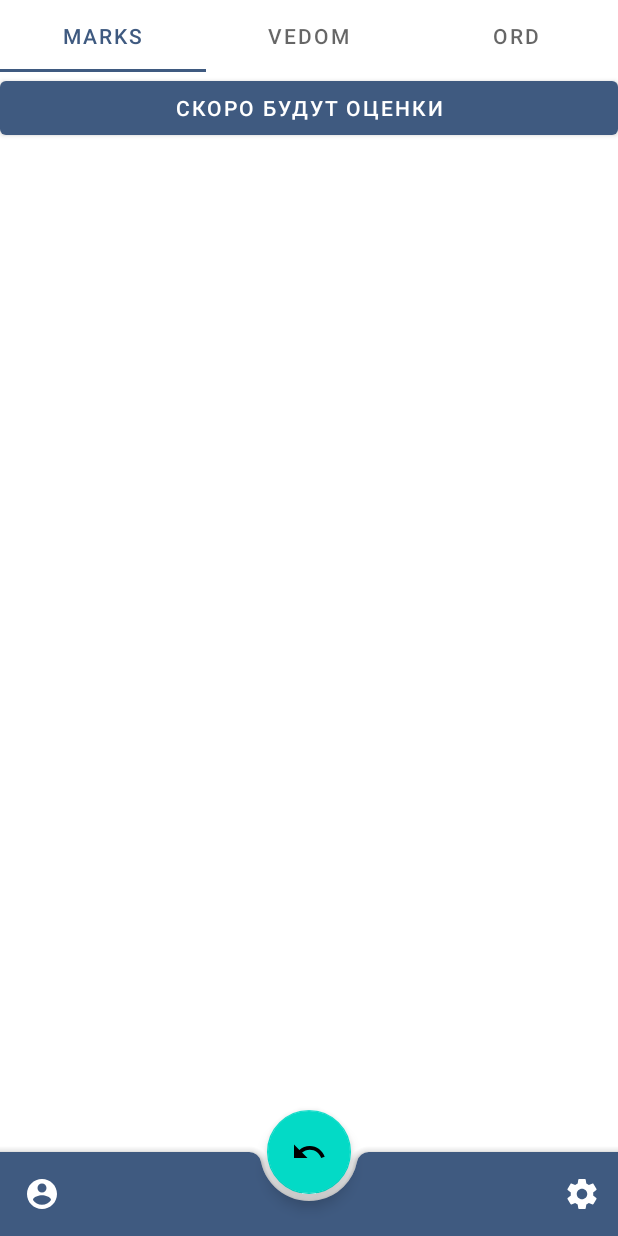
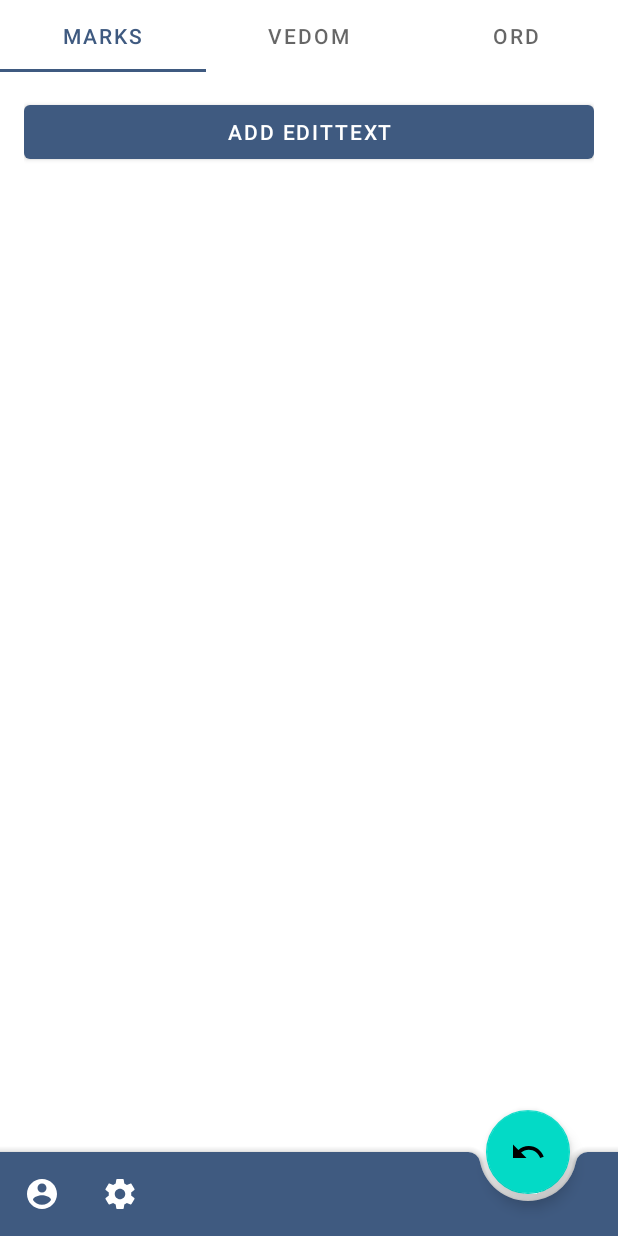
Before and after one commit to MICH39/SIRIUS, an Android app: the screen it shows after launch (MM), after a tap on an icon or button, on a phone screen of 412 x 824 dp. Run offline under Robolectric (Android 15) with nearby library versions, the phone set to English and light mode, and no system bars.

Commit message:
Update files

```diff
--- a/app/src/main/java/org/mnmv/sirius/General.kt
+++ b/app/src/main/java/org/mnmv/sirius/General.kt
@@ -1,31 +1,41 @@
 package org.mnmv.sirius
 
+import android.app.ActionBar
 import android.content.Intent
 import android.os.Bundle
 import android.view.Menu
 import android.view.MenuItem
+import android.view.animation.AnimationUtils
+import android.widget.FrameLayout
+import android.widget.ImageView
 import android.widget.Toast
 
 import androidx.appcompat.app.AppCompatActivity
-import androidx.appcompat.widget.Toolbar
+import com.google.android.material.bottomappbar.BottomAppBar
+import com.google.android.material.bottomappbar.BottomAppBar.FAB_ALIGNMENT_MODE_CENTER
+import com.google.android.material.bottomappbar.BottomAppBar.FAB_ALIGNMENT_MODE_END
 import com.google.android.material.floatingactionbutton.FloatingActionButton
 
 class General : AppCompatActivity() {
 
+    private var currentFabAlignmentMode = FAB_ALIGNMENT_MODE_CENTER
+    private var currentFabAlignmentMode2 = FAB_ALIGNMENT_MODE_END
+
     override fun onCreate(savedInstanceState: Bundle?) {
         super.onCreate(savedInstanceState)
-        setContentView(R.layout.genral)
+        setContentView(R.layout.general)
 
         //Верхняя
-        val myToolbar = findViewById<Toolbar>(R.id.bottom_app_bar)
-        setSupportActionBar(myToolbar)
+        val bar = findViewById<BottomAppBar>(R.id.bottom_app_bar)
+        setSupportActionBar(bar)
+        bar.fabAlignmentMode = currentFabAlignmentMode
 
         val fab_toMarks = findViewById<FloatingActionButton>(R.id.fab_marks)
         fab_toMarks.setOnClickListener {
             val go_toMarks = Intent(this@General, MM::class.java)
             startActivity(go_toMarks)
-            Toast.makeText(this, getString(R.string.mm_module_opened), Toast.LENGTH_SHORT).show()
             overridePendingTransition(0, 0)
+            finish()
         }
     }
 
@@ -33,7 +43,10 @@ class General : AppCompatActivity() {
         val menuInflater = menuInflater
         menuInflater.inflate(R.menu.nav_menu, menu)
         return true
+
     }
+
+
 
     override fun onOptionsItemSelected(item: MenuItem): Boolean {
         when (item.itemId) {
@@ -50,4 +63,5 @@ class General : AppCompatActivity() {
         return super.onOptionsItemSelected(item)
 
     }
+
 }
--- a/app/src/main/java/org/mnmv/sirius/MM.kt
+++ b/app/src/main/java/org/mnmv/sirius/MM.kt
@@ -1,5 +1,4 @@
 package org.mnmv.sirius
-
 
 import android.content.Intent
 import android.os.Bundle
@@ -8,14 +7,15 @@ import android.view.MenuItem
 
 import com.google.android.material.tabs.TabLayout
 import androidx.appcompat.app.AppCompatActivity
-import androidx.appcompat.widget.Toolbar
 import androidx.viewpager.widget.ViewPager
+import com.google.android.material.bottomappbar.BottomAppBar
 import com.google.android.material.floatingactionbutton.FloatingActionButton
 
 class MM : AppCompatActivity() {
 
     private var mSectionsPageAdapter: SectionsPageAdapter? = null
     private var mViewPager: ViewPager? = null
+    private var currentFabAlignmentMode = BottomAppBar.FAB_ALIGNMENT_MODE_END
 
     override fun onCreate(savedInstanceState: Bundle?) {
         super.onCreate(savedInstanceState)
@@ -27,8 +27,9 @@ class MM : AppCompatActivity() {
         mViewPager = findViewById(R.id.view_tabs)
         setupViewPager(mViewPager!!)
 
-        val myToolbar = findViewById<Toolbar>(R.id.bottom_app_bar)
-        setSupportActionBar(myToolbar)
+        val bar = findViewById<BottomAppBar>(R.id.bottom_app_bar)
+        setSupportActionBar(bar)
+        bar.fabAlignmentMode = currentFabAlignmentMode
 
         val tabLayout = findViewById<TabLayout>(R.id.tabs)
         tabLayout.setupWithViewPager(mViewPager)
@@ -37,10 +38,18 @@ class MM : AppCompatActivity() {
         fab_toGen.setOnClickListener {
             val go_toGen = Intent(this@MM, General::class.java)
             startActivity(go_toGen)
+            overridePendingTransition(0, 0)
+            finish()
         }
 
 
     }
+
+    private fun BottomAppBar.toggleFabAlignment() {
+        currentFabAlignmentMode = fabAlignmentMode
+        fabAlignmentMode = currentFabAlignmentMode.xor(1)
+    }
+
 
     override fun onCreateOptionsMenu(menu: Menu): Boolean {
         val menuInflater = menuInflater
--- a/app/src/main/java/org/mnmv/sirius/Mm_marks.java
+++ b/app/src/main/java/org/mnmv/sirius/Mm_marks.java
@@ -4,6 +4,12 @@ import android.os.Bundle;
 import android.view.LayoutInflater;
 import android.view.View;
 import android.view.ViewGroup;
+import android.widget.Button;
+import android.widget.EditText;
+import android.widget.LinearLayout;
+
+import java.util.ArrayList;
+import java.util.List;
 
 import androidx.annotation.NonNull;
 import androidx.annotation.Nullable;
@@ -11,11 +17,50 @@ import androidx.fragment.app.Fragment;
 
 public class Mm_marks extends Fragment {
 
+    private List<View> allEds;
+    private int counter = 0;
+
     @Nullable
     @Override
     public View onCreateView(@NonNull LayoutInflater inflater, @Nullable ViewGroup container, @Nullable Bundle savedInstanceState) {
         View view = inflater.inflate(R.layout.mm_marks,container,false);
 
+        Button addButton = (Button) view.findViewById(R.id.button);
+        //инициализировали наш массив с edittext.aьи
+        allEds = new ArrayList<View>();
+
+        //находим наш linear который у нас под кнопкой add edittext в activity_main.xml
+        final LinearLayout linear = (LinearLayout) view.findViewById(R.id.linear);
+        addButton.setOnClickListener(new View.OnClickListener() {
+            @Override
+            public void onClick(View v) {
+                counter++;
+
+                //берем наш кастомный лейаут находим через него все наши кнопки и едит тексты, задаем нужные данные
+                final View view = getLayoutInflater().inflate(R.layout.mm_marks_ctx, null);
+                Button deleteField = (Button) view.findViewById(R.id.button2);
+                deleteField.setOnClickListener(new View.OnClickListener() {
+                    @Override
+                    public void onClick(View v) {
+                        try {
+                            //получаем родительский view и удаляем его
+                            ((LinearLayout) view.getParent()).removeView(view);
+                            //удаляем эту же запись из массива что бы не оставалось мертвых записей
+                            allEds.remove(view);
+                        } catch(IndexOutOfBoundsException ex) {
+                            ex.printStackTrace();
+                        }
+                    }
+                });
+                EditText text = (EditText) view.findViewById(R.id.editText);
+                text.setText("Some text" + counter);
+                //добавляем все что создаем в массив
+                allEds.add(view);
+                //добавляем елементы в linearlayout
+                linear.addView(view);
+            }
+        });
+
         return view;
     }
 }
--- a/app/src/main/java/org/mnmv/sirius/SectionsPageAdapter.java
+++ /dev/null
@@ -1,38 +0,0 @@
-package org.mnmv.sirius;
-
-import java.util.ArrayList;
-import java.util.List;
-
-import androidx.fragment.app.Fragment;
-import androidx.fragment.app.FragmentManager;
-import androidx.fragment.app.FragmentPagerAdapter;
-
-public class SectionsPageAdapter extends FragmentPagerAdapter {
-
-    private final List<Fragment> mFragmentList = new ArrayList<>();
-    private final List<String> mFragmentTitleList = new ArrayList<>();
-
-    public void addFragment(Fragment fragment, String title) {
-        mFragmentList.add(fragment);
-        mFragmentTitleList.add(title);
-    }
-
-    public SectionsPageAdapter(FragmentManager fm) {
-        super(fm);
-    }
-
-    @Override
-    public CharSequence getPageTitle(int position) {
-        return mFragmentTitleList.get(position);
-    }
-
-    @Override
-    public Fragment getItem(int position) {
-        return mFragmentList.get(position);
-    }
-
-    @Override
-    public int getCount() {
-        return mFragmentList.size();
-    }
-}
--- /dev/null
+++ b/app/src/main/java/org/mnmv/sirius/SectionsPageAdapter.kt
@@ -0,0 +1,30 @@
+package org.mnmv.sirius
+
+import java.util.ArrayList
+
+import androidx.fragment.app.Fragment
+import androidx.fragment.app.FragmentManager
+import androidx.fragment.app.FragmentPagerAdapter
+
+class SectionsPageAdapter(fm: FragmentManager) : FragmentPagerAdapter(fm) {
+
+    private val mFragmentList = ArrayList<Fragment>()
+    private val mFragmentTitleList = ArrayList<String>()
+
+    fun addFragment(fragment: Fragment, title: String) {
+        mFragmentList.add(fragment)
+        mFragmentTitleList.add(title)
+    }
+
+    override fun getPageTitle(position: Int): CharSequence? {
+        return mFragmentTitleList[position]
+    }
+
+    override fun getItem(position: Int): Fragment {
+        return mFragmentList[position]
+    }
+
+    override fun getCount(): Int {
+        return mFragmentList.size
+    }
+}
--- a/app/src/main/java/org/mnmv/sirius/Settings.java
+++ b/app/src/main/java/org/mnmv/sirius/Settings.java
@@ -20,6 +20,7 @@ import android.preference.PreferenceManager;
 import android.preference.RingtonePreference;
 import android.text.TextUtils;
 import android.view.MenuItem;
+import android.widget.Button;
 
 import java.util.List;
 
--- a/app/src/main/java/org/mnmv/sirius/Splash.java
+++ /dev/null
@@ -1,18 +0,0 @@
-package org.mnmv.sirius;
-
-import android.content.Intent;
-import android.os.Bundle;
-import androidx.appcompat.app.AppCompatActivity;
-
-public class Splash extends AppCompatActivity {
-
-    //Загрузочный экран
-    @Override
-    protected void onCreate(Bundle savedInstanceState) {
-        super.onCreate(savedInstanceState);
-
-        Intent intent = new Intent(this, General.class);
-        startActivity(intent);
-        finish();
-    }
-}
--- /dev/null
+++ b/app/src/main/java/org/mnmv/sirius/Splash.kt
@@ -0,0 +1,17 @@
+package org.mnmv.sirius
+
+import android.content.Intent
+import android.os.Bundle
+import androidx.appcompat.app.AppCompatActivity
+
+class Splash : AppCompatActivity() {
+
+    //Загрузочный экран
+    override fun onCreate(savedInstanceState: Bundle?) {
+        super.onCreate(savedInstanceState)
+
+        val intent = Intent(this, General::class.java)
+        startActivity(intent)
+        finish()
+    }
+}
--- a/app/src/main/res/layout/dialog.xml
+++ b/app/src/main/res/layout/dialog.xml
@@ -14,7 +14,7 @@
         android:layout_height="wrap_content"
         android:layout_gravity="bottom"
         android:layout_marginTop="4dp"
-        android:paddingBottom="40dp"
+        android:paddingBottom="4dp"
         app:layout_constraintEnd_toEndOf="parent"
         app:layout_constraintHorizontal_bias="0.0"
         app:layout_constraintStart_toStartOf="parent"
--- a/app/src/main/res/layout/general_context.xml
+++ b/app/src/main/res/layout/general_context.xml
@@ -7,7 +7,7 @@
     android:layout_height="match_parent"
     tools:context=".General"
     android:id="@+id/nestedScrollView"
-    tools:showIn="@layout/genral"
+    tools:showIn="@layout/general"
     tools:ignore="PrivateResource">
 
     <androidx.coordinatorlayout.widget.CoordinatorLayout
--- a/app/src/main/res/layout/mm.xml
+++ b/app/src/main/res/layout/mm.xml
@@ -11,13 +11,9 @@
     <com.google.android.material.tabs.TabLayout
         android:id="@+id/tabs"
         android:layout_width="match_parent"
-        android:layout_height="wrap_content"
-        app:layout_constraintBottom_toBottomOf="parent"
-        app:layout_constraintEnd_toEndOf="parent"
-        app:layout_constraintHorizontal_bias="0.498"
-        app:layout_constraintStart_toStartOf="parent"
-        app:layout_constraintTop_toTopOf="parent"
-        app:layout_constraintVertical_bias="0.0" />
+        android:layout_height="wrap_content">
+
+    </com.google.android.material.tabs.TabLayout>
 
     <com.google.android.material.bottomappbar.BottomAppBar
         android:id="@+id/bottom_app_bar"
--- a/app/src/main/res/layout/mm_context.xml
+++ b/app/src/main/res/layout/mm_context.xml
@@ -11,20 +11,22 @@
 
     <androidx.constraintlayout.widget.ConstraintLayout
         android:id="@+id/constraintLayout"
-        android:layout_width="match_parent"
-        android:layout_height="match_parent">
+        android:layout_width="wrap_content"
+        android:layout_height="wrap_content">
 
         <androidx.viewpager.widget.ViewPager
             android:id="@+id/view_tabs"
             android:layout_width="match_parent"
-            android:layout_height="720dp"
             android:layout_marginTop="48dp"
             app:layout_constraintBottom_toBottomOf="parent"
             app:layout_constraintEnd_toEndOf="parent"
-            app:layout_constraintHorizontal_bias="0.498"
+            app:layout_constraintHorizontal_bias="1.0"
             app:layout_constraintStart_toStartOf="parent"
             app:layout_constraintTop_toTopOf="parent"
-            app:layout_constraintVertical_bias="0.0" />
+            app:layout_constraintVertical_bias="0.0"
+            android:layout_height="1200dp">
+
+        </androidx.viewpager.widget.ViewPager>
 
     </androidx.constraintlayout.widget.ConstraintLayout>
 
--- a/app/src/main/res/layout/mm_marks.xml
+++ b/app/src/main/res/layout/mm_marks.xml
@@ -1,14 +1,27 @@
-<?xml version="1.0" encoding="utf-8"?>
-<LinearLayout xmlns:android="http://schemas.android.com/apk/res/android"
-    android:layout_width="match_parent"
-    android:layout_height="match_parent"
-    android:orientation="vertical">
+<RelativeLayout xmlns:android="http://schemas.android.com/apk/res/android"
+    xmlns:tools="http://schemas.android.com/tools" android:layout_width="match_parent"
+    android:layout_height="match_parent" android:paddingLeft="@dimen/activity_horizontal_margin"
+    android:paddingRight="@dimen/activity_horizontal_margin"
+    android:paddingTop="@dimen/activity_vertical_margin"
+    android:paddingBottom="@dimen/activity_vertical_margin" tools:context=".Mm_marks">
 
     <Button
-        android:id="@+id/button5"
-        android:layout_width="match_parent"
+        android:layout_width="wrap_content"
         android:layout_height="wrap_content"
-        android:padding="4dp"
-        android:text="Скоро будут оценки" />
+        android:text="Add edittext"
+        android:id="@+id/button"
+        android:layout_alignParentTop="true"
+        android:layout_alignParentLeft="true"
+        android:layout_alignParentStart="true"
+        android:layout_alignParentRight="true"
+        android:layout_alignParentEnd="true" />
 
-</LinearLayout>
+    <LinearLayout
+        android:id="@+id/linear"
+        android:orientation="vertical"
+        android:layout_width="fill_parent"
+        android:layout_height="wrap_content"
+        android:layout_below="@+id/button"
+        android:layout_alignRight="@+id/button"
+        android:layout_alignEnd="@+id/button"/>
+</RelativeLayout>
```
Also changed, not shown: app/src/main/res/menu/nav_menu_old.xml (deleted, +0 -20 lines), app/src/main/res/menu/popup_portf.xml (deleted, +0 -15 lines), app/src/main/res/menu/popup_trnsct.xml (deleted, +0 -15 lines), app/src/main/res/layout/general.xml (renamed from app/src/main/res/layout/genral.xml).
